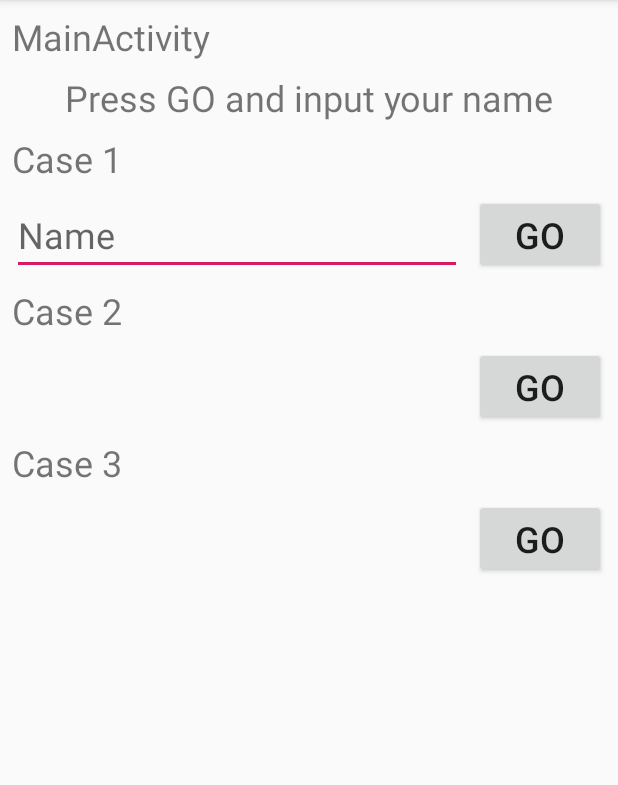
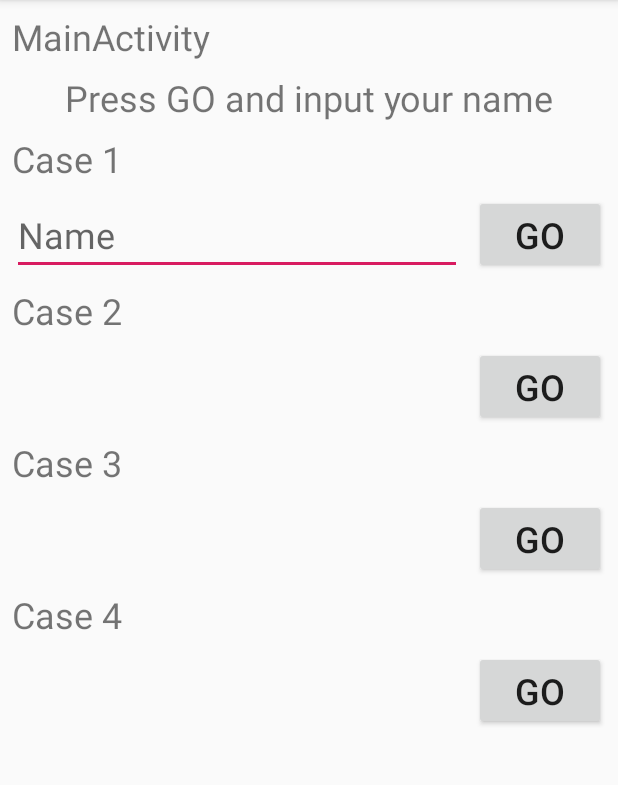
Before and after one commit to AyakaToda/sdl.StartActivity, an Android app: the screen it shows after launch (MainActivity), on a phone screen of 412 x 824 dp, the part 84-869 px from its top. Run offline under Robolectric (Android 15) with nearby library versions, the phone set to English and light mode, and no system bars.

Commit message:
Add another example for executing an activity in an outside package

```diff
--- a/app/src/main/res/layout/activity_main.xml
+++ b/app/src/main/res/layout/activity_main.xml
@@ -98,5 +98,24 @@
         app:layout_constraintEnd_toEndOf="parent"
         app:layout_constraintTop_toBottomOf="@id/main_case3" />
 
+    <TextView
+        android:id="@+id/main_case4"
+        android:layout_width="0dp"
+        android:layout_height="wrap_content"
+        android:layout_margin="@dimen/margin"
+        android:text="@string/case4"
+        android:textSize="@dimen/text_size"
+        app:layout_constraintEnd_toEndOf="parent"
+        app:layout_constraintStart_toStartOf="parent"
+        app:layout_constraintTop_toBottomOf="@id/main_button_go3" />
+    <Button
+        android:id="@+id/main_button_go4"
+        android:layout_width="wrap_content"
+        android:layout_height="wrap_content"
+        android:layout_margin="@dimen/margin"
+        android:text="@string/button_go"
+        android:textSize="@dimen/text_size"
+        app:layout_constraintEnd_toEndOf="parent"
+        app:layout_constraintTop_toBottomOf="@id/main_case4" />
 
 </android.support.constraint.ConstraintLayout>
--- a/app/src/main/res/values/strings.xml
+++ b/app/src/main/res/values/strings.xml
@@ -10,4 +10,5 @@
     <string name="case1">Case 1</string>
     <string name="case2">Case 2</string>
     <string name="case3">Case 3</string>
+    <string name="case4">Case 4</string>
 </resources>
```
Also changed, not shown: app/src/main/java/jp/ac/titech/itpro/sdl/startactivity/MainActivity.java (+23 -10 lines).
